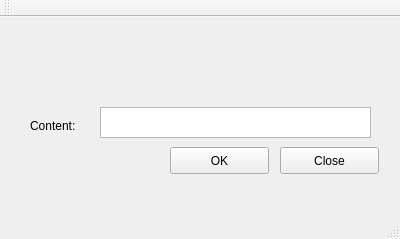
The window that cbt/mainwindow.ui (sssunsha/clipboardToucher) describes before a commit, drawn with Qt 5.
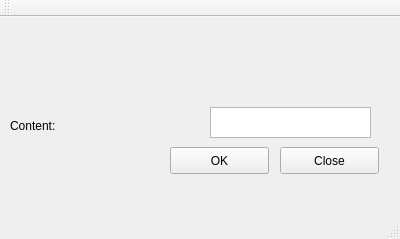
The same window after the commit.

Commit message: add support for Chinese

```diff
--- a/cbt/mainwindow.ui
+++ b/cbt/mainwindow.ui
@@ -17,9 +17,9 @@
    <widget class="QLabel" name="label_content">
     <property name="geometry">
      <rect>
-      <x>30</x>
+      <x>10</x>
       <y>100</y>
-      <width>67</width>
+      <width>181</width>
       <height>17</height>
      </rect>
     </property>
@@ -30,9 +30,9 @@
    <widget class="QTextEdit" name="textEdit_content">
     <property name="geometry">
      <rect>
-      <x>100</x>
+      <x>210</x>
       <y>90</y>
-      <width>271</width>
+      <width>161</width>
       <height>31</height>
      </rect>
     </property>
```
The commit also changes 1 other file.
